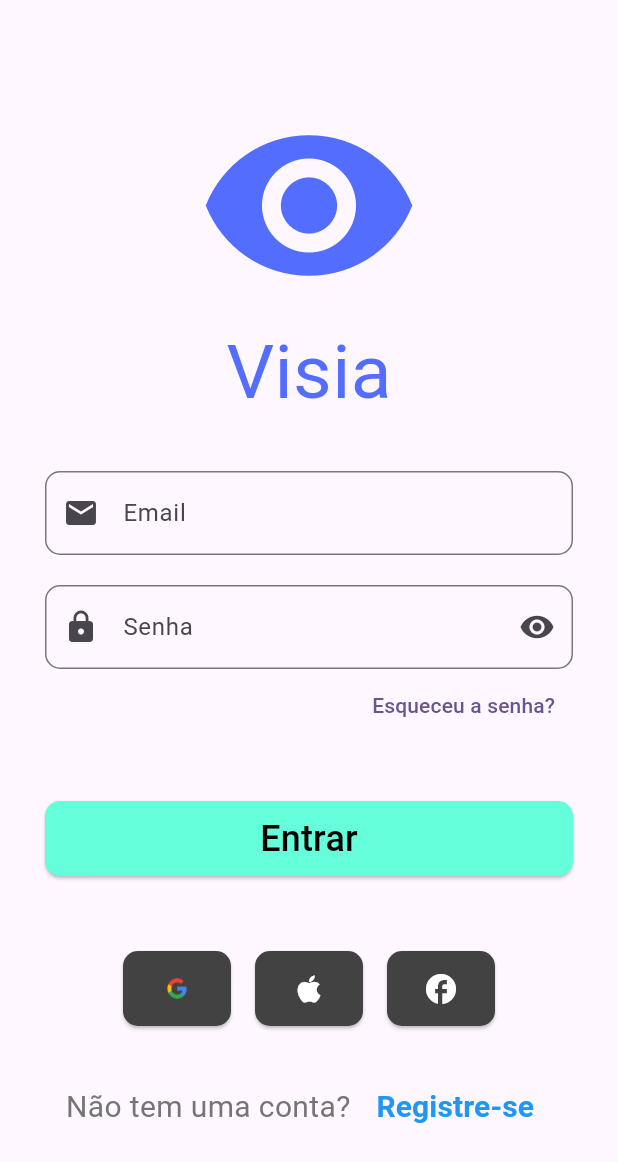
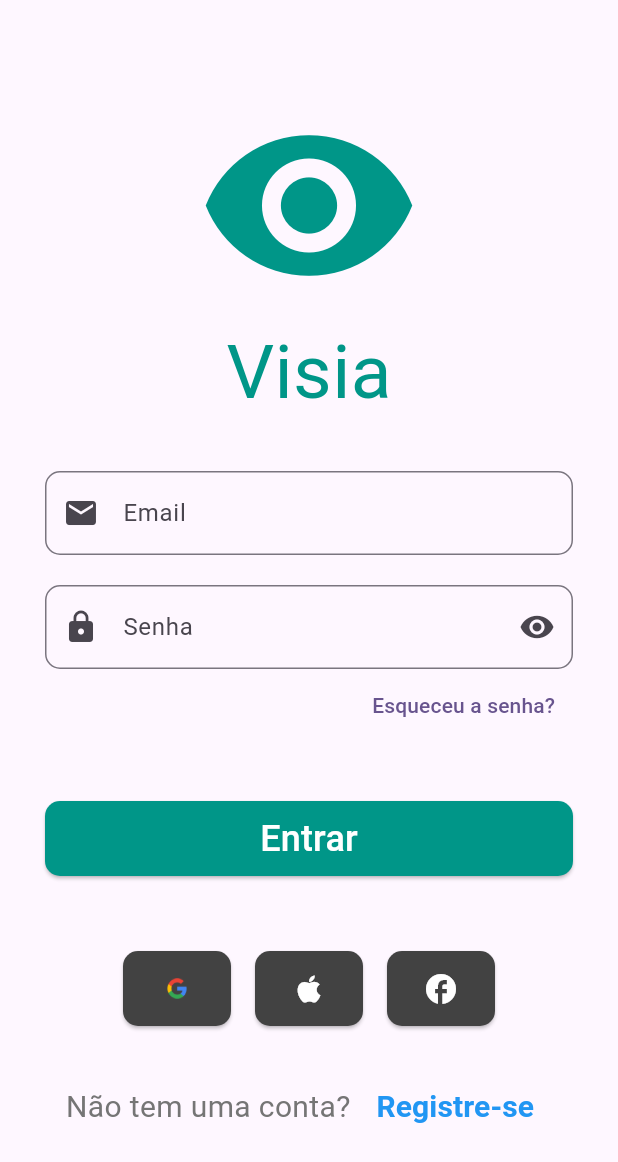
Before and after one commit to yago-almeida-melo/LDDM_2025-1_G1, a Flutter app: the screen it shows after launch, on a phone screen of 412 x 824 dp. Shown: the top 1162 px of the screen. Run offline on Flutter 3.47's test engine with Material 3 defaults, Android fonts, the phone set to English and light mode, and no system bars; our stand-ins replace flutter_tts; missing offline and left inert: bottom_navbar_player, curved_nav_bar.

Commit message:
Modified colors in LoginPage & HomePage(Info)

```diff
--- a/app_flutter/lib/pages/Home.dart
+++ b/app_flutter/lib/pages/Home.dart
@@ -335,7 +335,7 @@ class FeatureItem extends StatelessWidget {
             ),
             child: Icon(
               icon,
-              color: Colors.teal,
+              color: Colors.white,
             ),
           ),
           const SizedBox(width: 15),
--- a/app_flutter/lib/pages/Login.dart
+++ b/app_flutter/lib/pages/Login.dart
@@ -25,8 +25,8 @@ class _LoginScreenState extends State<LoginScreen> {
             crossAxisAlignment: CrossAxisAlignment.center,
             children: [
               // Logo ou título
-              const Icon(Icons.visibility, size: 150, color: Colors.indigoAccent),
-              const Text('Visia', style: TextStyle(color: Colors.indigoAccent,fontSize: 50),),
+              const Icon(Icons.visibility, size: 150, color: Colors.teal),
+              const Text('Visia', style: TextStyle(color: Colors.teal,fontSize: 50),),
               const SizedBox(height: 30),
 
               // Campo de Email
@@ -82,8 +82,8 @@ class _LoginScreenState extends State<LoginScreen> {
 
               ElevatedButton(
                 style: ElevatedButton.styleFrom(
-                  backgroundColor: Colors.tealAccent,
-                  foregroundColor: Colors.black, // Cor do texto e ícones
+                  backgroundColor: Colors.teal,
+                  foregroundColor: Colors.white, // Cor do texto e ícones
                   minimumSize: const Size(double.infinity, 50),
                   shape: RoundedRectangleBorder(
                     borderRadius: BorderRadius.circular(10),
```
